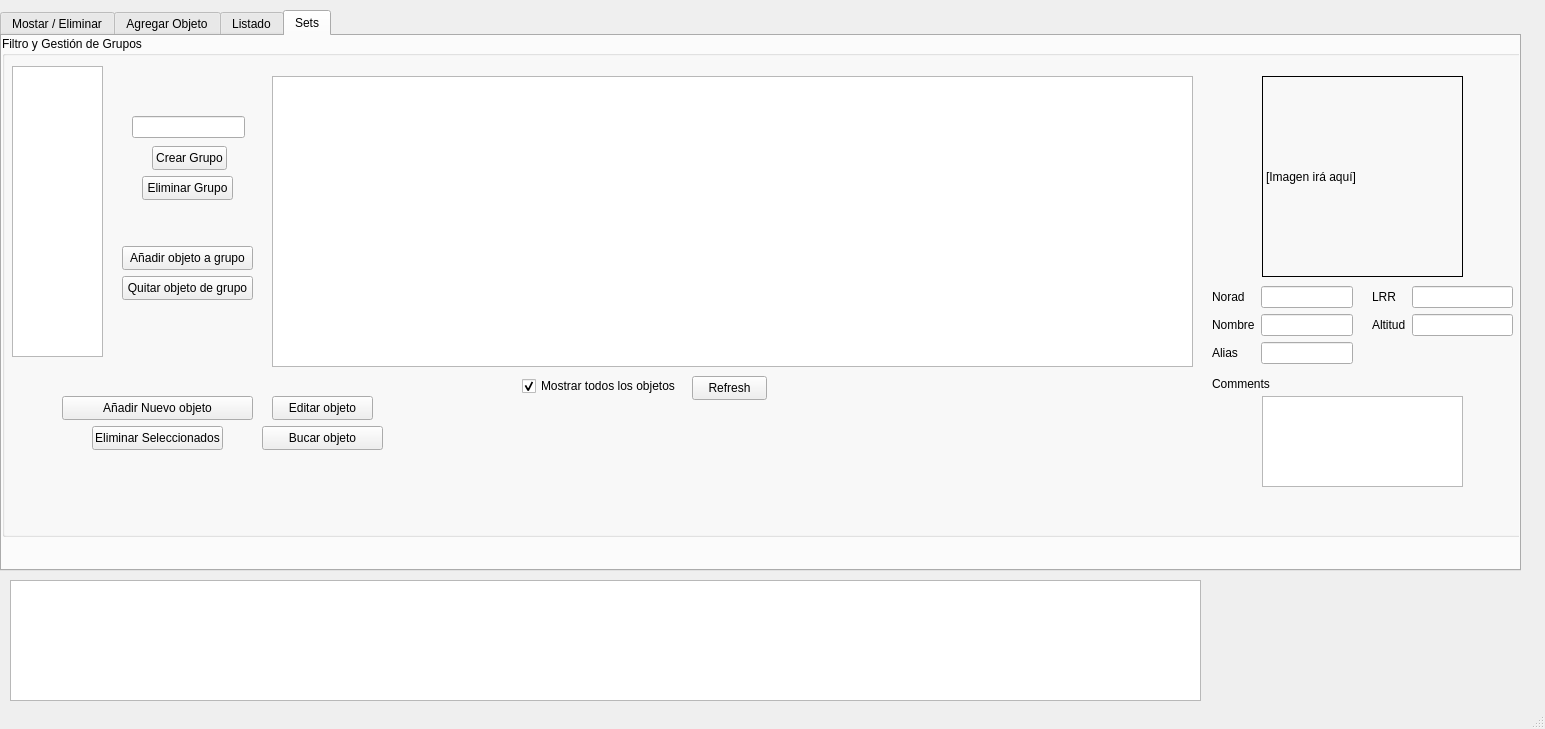
First picture: the form in BD_DEGORAS/mainwindow.ui, repository Tiranex/DegorasProject, before the edit.
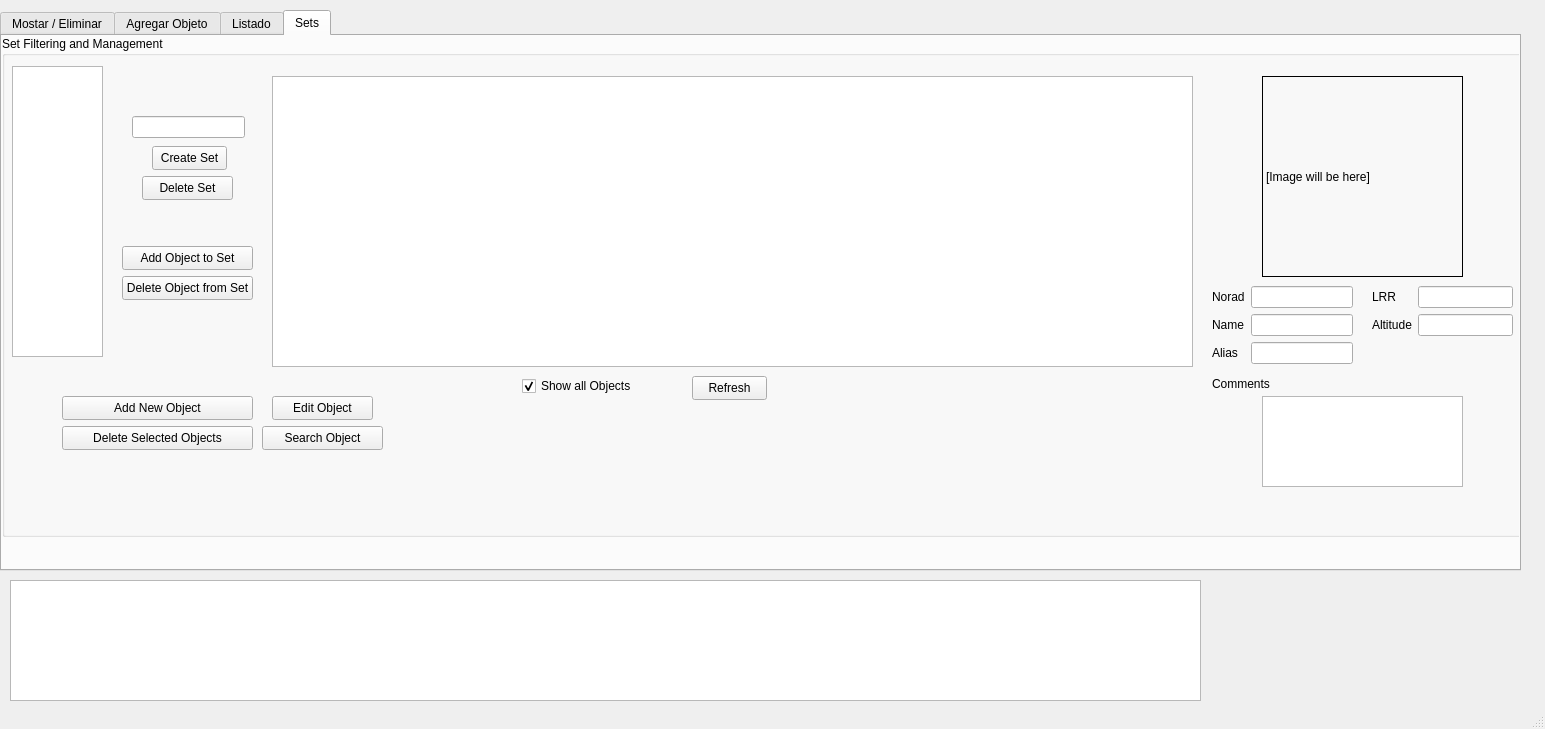
Second picture: the form after the edit.

Commit message: Cambio ingles ventana última en BD

The edit to the form file:
```diff
--- a/BD_DEGORAS/mainwindow.ui
+++ b/BD_DEGORAS/mainwindow.ui
@@ -332,7 +332,7 @@
        </rect>
       </property>
       <property name="title">
-       <string>Filtro y Gestión de Grupos</string>
+       <string>Set Filtering and Management</string>
       </property>
       <widget class="QListWidget" name="listWidget">
        <property name="geometry">
@@ -367,7 +367,7 @@
         </rect>
        </property>
        <property name="text">
-        <string>Crear Grupo</string>
+        <string>Create Set</string>
        </property>
       </widget>
       <widget class="QPushButton" name="deleteGroupButton">
@@ -380,7 +380,7 @@
         </rect>
        </property>
        <property name="text">
-        <string>Eliminar Grupo</string>
+        <string>Delete Set</string>
        </property>
       </widget>
       <widget class="QPushButton" name="refreshListButton_2">
@@ -416,7 +416,7 @@
         </rect>
        </property>
        <property name="text">
-        <string>Mostrar todos los objetos</string>
+        <string>Show all Objects</string>
        </property>
        <property name="checked">
         <bool>true</bool>
@@ -432,7 +432,7 @@
         </rect>
        </property>
        <property name="text">
-        <string>Añadir objeto a grupo</string>
+        <string>Add Object to Set</string>
        </property>
       </widget>
       <widget class="QPushButton" name="removeFromGroupButton">
@@ -445,7 +445,7 @@
         </rect>
        </property>
        <property name="text">
-        <string>Quitar objeto de grupo</string>
+        <string>Delete Object from Set</string>
        </property>
       </widget>
       <widget class="QPushButton" name="addNewObjectSetButton">
@@ -458,7 +458,7 @@
         </rect>
        </property>
        <property name="text">
-        <string>Añadir Nuevo objeto</string>
+        <string>Add New Object</string>
        </property>
       </widget>
       <widget class="QPushButton" name="editObjectButton">
@@ -471,20 +471,20 @@
         </rect>
        </property>
        <property name="text">
-        <string>Editar objeto</string>
+        <string>Edit Object</string>
        </property>
       </widget>
       <widget class="QPushButton" name="deleteObjectSetButton">
        <property name="geometry">
         <rect>
-         <x>90</x>
+         <x>60</x>
          <y>390</y>
-         <width>131</width>
+         <width>191</width>
          <height>24</height>
         </rect>
        </property>
        <property name="text">
-        <string>Eliminar Seleccionados</string>
+        <string>Delete Selected Objects</string>
        </property>
       </widget>
       <widget class="QLabel" name="setsDetailImageLabel">
@@ -500,7 +500,7 @@
         <enum>QFrame::Shape::Box</enum>
        </property>
        <property name="text">
-        <string>[Imagen irá aquí]</string>
+        <string>[Image will be here]</string>
        </property>
        <property name="scaledContents">
         <bool>true</bool>
@@ -512,7 +512,7 @@
          <x>1210</x>
          <y>250</y>
          <width>141</width>
-         <height>91</height>
+         <height>100</height>
         </rect>
        </property>
        <layout class="QFormLayout" name="formLayout_4">
@@ -547,7 +547,7 @@
         <item row="1" column="0">
          <widget class="QLabel" name="label_8">
           <property name="text">
-           <string>Nombre</string>
+           <string>Name</string>
           </property>
          </widget>
         </item>
@@ -587,7 +587,7 @@
         <item row="1" column="0">
          <widget class="QLabel" name="label_11">
           <property name="text">
-           <string>Altitud</string>
+           <string>Altitude</string>
           </property>
          </widget>
         </item>
@@ -636,7 +636,7 @@
         </rect>
        </property>
        <property name="text">
-        <string>Bucar objeto</string>
+        <string>Search Object</string>
        </property>
       </widget>
      </widget>
```
Left out of the diff: 2 changed lines with no effect on the pictures.
